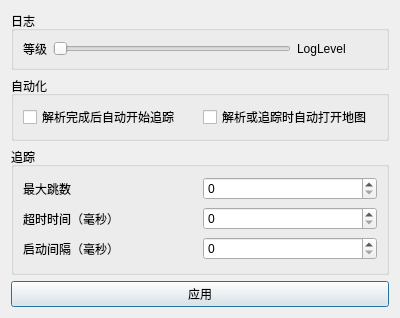
Candinya/NyaTrace, file nyatrace_configs.ui: the form before one commit.
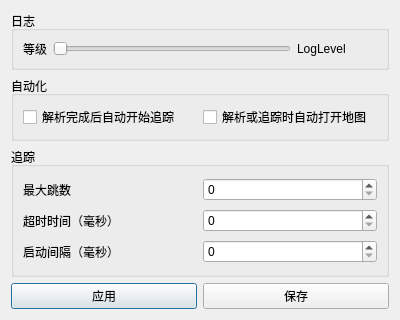
The form after the commit.

```diff
--- a/nyatrace_configs.ui
+++ b/nyatrace_configs.ui
@@ -7,7 +7,7 @@
     <x>0</x>
     <y>0</y>
     <width>400</width>
-    <height>318</height>
+    <height>320</height>
    </rect>
   </property>
   <property name="windowTitle">
@@ -184,6 +184,8 @@
     </widget>
    </item>
    <item>
+    <layout class="QHBoxLayout" name="partBtns">
+     <item>
     <widget class="QPushButton" name="btnApply">
      <property name="sizePolicy">
       <sizepolicy hsizetype="Minimum" vsizetype="Fixed">
@@ -195,6 +197,15 @@
       <string>应用</string>
      </property>
     </widget>
+     </item>
+     <item>
+      <widget class="QPushButton" name="btnSave">
+       <property name="text">
+        <string>保存</string>
+       </property>
+      </widget>
+     </item>
+    </layout>
    </item>
   </layout>
  </widget>
```
Lines whose indentation alone changed are shown as unchanged.
